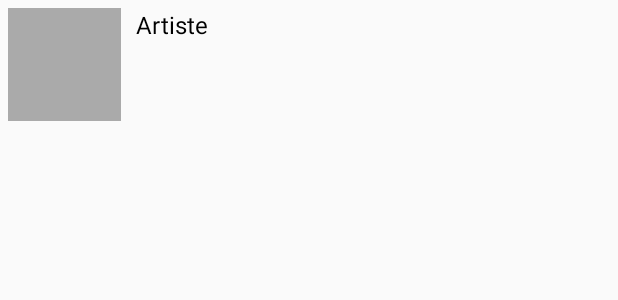
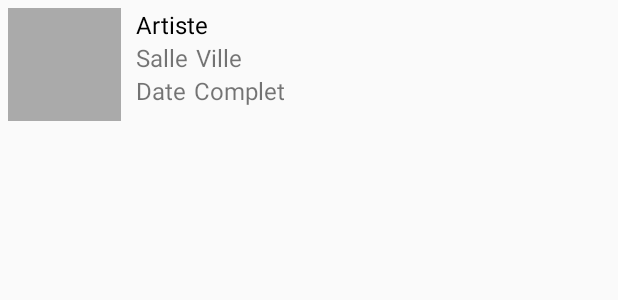
Before and after one commit to xZven/AppBookingMusic, an Android app: the layout liste_concerts.xml on its own in the app's theme, with its tools: preview values and no code run, on a phone screen of 412 x 824 dp. Shown: the top 300 px of the screen. Run offline under Robolectric (Android 15) with nearby library versions, the phone set to English and light mode, and no system bars.

Commit message:
FragmentTopConcert Affichage de la liste des concerts

```diff
--- a/app/src/main/res/layout/liste_concerts.xml
+++ b/app/src/main/res/layout/liste_concerts.xml
@@ -25,5 +25,48 @@
         tools:text="Artiste"
         />
 
+    <TextView
+        android:layout_width="wrap_content"
+        android:layout_height="wrap_content"
+        android:id="@+id/salle"
+        android:textSize="16dp"
+        android:layout_marginLeft="10dp"
+        android:layout_below="@+id/artiste"
+        android:layout_toRightOf="@+id/jaquette"
+        tools:text="Salle"
+        />
+
+    <TextView
+        android:layout_width="wrap_content"
+        android:layout_height="wrap_content"
+        android:id="@+id/ville"
+        android:textSize="16dp"
+        android:layout_marginLeft="5dp"
+        android:layout_toEndOf="@+id/salle"
+        android:layout_below="@+id/artiste"
+        tools:text="Ville"
+        />
+
+    <TextView
+        android:layout_width="wrap_content"
+        android:layout_height="wrap_content"
+        android:id="@+id/date"
+        android:textSize="16dp"
+        android:layout_marginLeft="10dp"
+        android:layout_below="@+id/salle"
+        android:layout_toRightOf="@+id/jaquette"
+        tools:text="Date"
+        />
+
+    <TextView
+        android:layout_width="wrap_content"
+        android:layout_height="wrap_content"
+        android:id="@+id/complet"
+        android:textSize="16dp"
+        android:layout_toEndOf="@+id/date"
+        android:layout_below="@+id/salle"
+        android:layout_marginLeft="5dp"
+        tools:text="Complet"
+        />
 
 </RelativeLayout>
```
Also changed, not shown: app/src/main/java/net/stri/m2/appbookingmusic/Concert.java (+37 -11 lines), app/src/main/java/net/stri/m2/appbookingmusic/FragmentTopConcert.java (+9 -21 lines), app/src/main/java/net/stri/m2/appbookingmusic/Musique.java (deleted, +0 -31 lines), app/src/main/java/net/stri/m2/appbookingmusic/MusiqueAdapter.java (deleted, +0 -52 lines), app/src/main/res/layout/fragment_top_concert.xml (+21 -2 lines).
